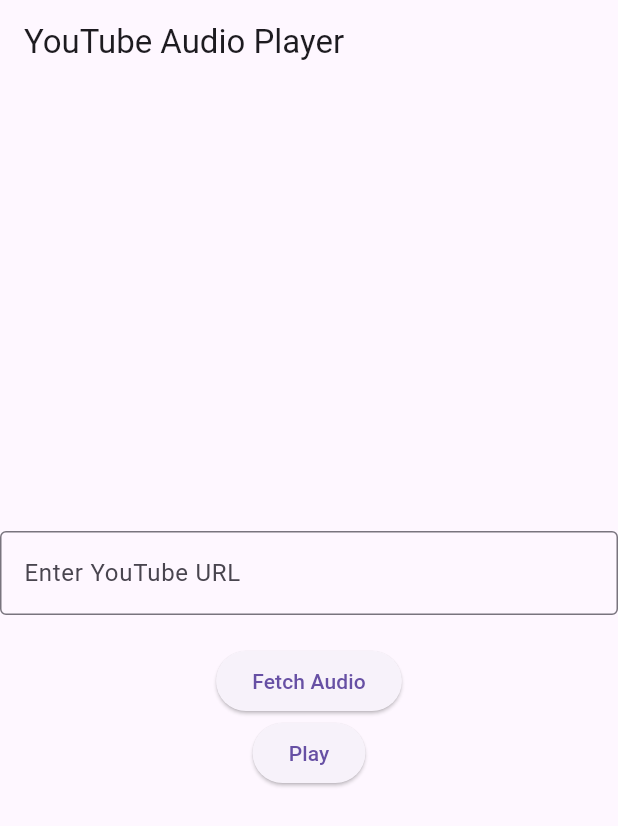
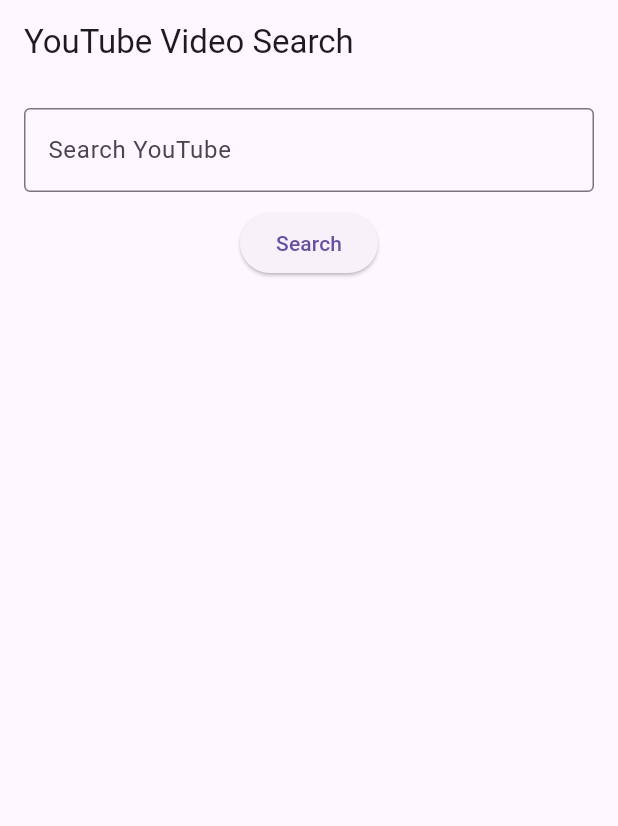
Before and after one commit to LordByron00/Audify, a Flutter app: the screen it shows after launch, on a phone screen of 412 x 824 dp. Shown: the top 826 px of the screen. Run offline on Flutter 3.47's test engine with Material 3 defaults, Android fonts, the phone set to English and light mode, and no system bars; our stand-ins replace just_audio, youtube_player_iframe.

Commit message:
Fetching YT URL through searcging method

```diff
--- a/lib/audio.dart
+++ b/lib/audio.dart
@@ -9,6 +9,9 @@
 }
 
 class _YouTubeAudioPlayerState extends State<YouTubeAudioPlayer> {
+  //hide this
+  final String apiKey =
+      'AIzaSyChK-uhlHk5iLeFuKjsedCxifjDIydawTE'; // Replace with your API key
   final _audioPlayer = AudioPlayer();
   String audioUrl = "";
   final TextEditingController _youtubeUrlController = TextEditingController();
--- a/lib/main.dart
+++ b/lib/main.dart
@@ -1,5 +1,6 @@
 import 'package:flutter/material.dart';
 import 'package:musitify/audio.dart';
+import 'package:musitify/search.dart';
 import 'package:youtube_player_iframe/youtube_player_iframe.dart';
 
 void main() {
@@ -13,7 +14,7 @@
   Widget build(BuildContext context) {
     return MaterialApp(
       debugShowCheckedModeBanner: false,
-      home: YouTubeAudioPlayer(),
+      home: YouTubeSearchScreen(),
     );
   }
 }
--- /dev/null
+++ b/lib/search.dart
@@ -0,0 +1,93 @@
+import 'dart:convert';
+import 'dart:io';
+import 'package:flutter/material.dart';
+import 'package:http/http.dart' as http;
+
+void main() {
+  runApp(MyApp());
+}
+
+class MyApp extends StatelessWidget {
+  @override
+  Widget build(BuildContext context) {
+    return MaterialApp(
+      home: YouTubeSearchScreen(),
+    );
+  }
+}
+
+class YouTubeSearchScreen extends StatefulWidget {
+  @override
+  _YouTubeSearchScreenState createState() => _YouTubeSearchScreenState();
+}
+
+class _YouTubeSearchScreenState extends State<YouTubeSearchScreen> {
+  final String apiKey = 'AIzaSyChK-uhlHk5iLeFuKjsedCxifjDIydawTE';
+  final TextEditingController _controller = TextEditingController();
+  List<String> videoUrls = [];
+
+  // Function to search for YouTube videos
+  Future<void> searchVideos(String query) async {
+    final url =
+        'https://www.googleapis.com/youtube/v3/search?part=snippet&q=$query&type=video&key=$apiKey';
+    final response = await http.get(Uri.parse(url));
+
+    if (response.statusCode == 200) {
+      final data = json.decode(response.body);
+      final List<String> urls = [];
+      for (var item in data['items']) {
+        final videoId = item['id']['videoId'];
+        final videoUrl = 'https://www.youtube.com/watch?v=$videoId';
+        urls.add(videoUrl);
+      }
+      setState(() {
+        videoUrls = urls;
+      });
+    } else {
+      throw Exception('Failed to load YouTube videos');
+    }
+  }
+
+  @override
+  Widget build(BuildContext context) {
+    return Scaffold(
+      appBar: AppBar(title: Text("YouTube Video Search")),
+      body: Padding(
+        padding: const EdgeInsets.all(16.0),
+        child: Column(
+          children: [
+            TextField(
+              controller: _controller,
+              decoration: InputDecoration(
+                labelText: 'Search YouTube',
+                border: OutlineInputBorder(),
+              ),
+            ),
+            SizedBox(height: 10),
+            ElevatedButton(
+              onPressed: () {
+                searchVideos(_controller.text);
+              },
+              child: Text('Search'),
+            ),
+            SizedBox(height: 20),
+            Expanded(
+              child: ListView.builder(
+                itemCount: videoUrls.length,
+                itemBuilder: (context, index) {
+                  return ListTile(
+                    title: Text(videoUrls[index]),
+                    onTap: () {
+                      // Optionally, you could open the URL in a browser or video player
+                      print('Opening video: ${videoUrls[index]}');
+                    },
+                  );
+                },
+              ),
+            ),
+          ],
+        ),
+      ),
+    );
+  }
+}
```
